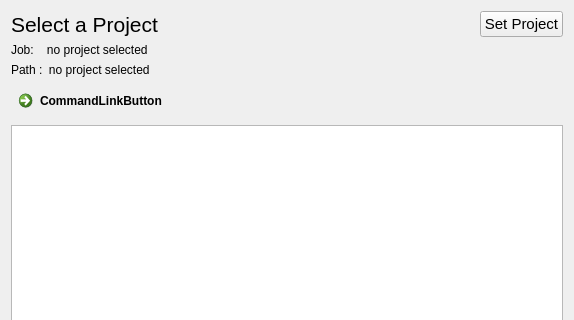
This is projectview.ui in scmacoll/USDbrowserdrafts as Qt 5 draws it before an edit; both pictures show x 0 to 574 and y 0 to 320 of the 574 by 650 pixel window. The edited form follows.
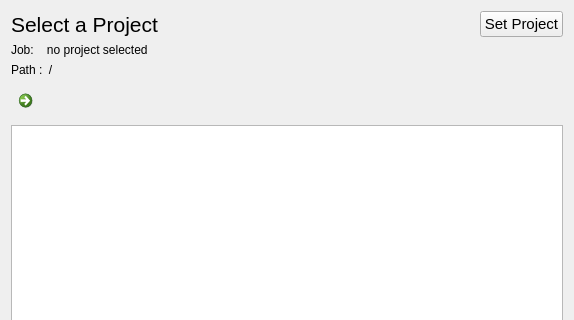
This is the edited form. Icons and pictures are not drawn.

Commit message: back button created, PATH file needs editing when using back button

The edit to the form file:
```diff
--- a/projectview.ui
+++ b/projectview.ui
@@ -37,8 +37,27 @@
        </item>
       </layout>
      </item>
-     <item row="5" column="0">
-      <layout class="QHBoxLayout" name="horizontalLayout_2"/>
+     <item row="2" column="0">
+      <widget class="QLabel" name="jobpath">
+       <property name="text">
+        <string>Job:    no project selected</string>
+       </property>
+      </widget>
+     </item>
+     <item row="4" column="0">
+      <layout class="QHBoxLayout" name="horizontalLayout_2">
+       <item>
+        <widget class="QCommandLinkButton" name="backbtn">
+         <property name="text">
+          <string/>
+         </property>
+         <property name="icon">
+          <iconset>
+           <normaloff>../../../../../../../Documents/3D/QtDesigner/icons/BUTTONS/back.svg</normaloff>../../../../../../../Documents/3D/QtDesigner/icons/BUTTONS/back.svg</iconset>
+         </property>
+        </widget>
+       </item>
+      </layout>
      </item>
      <item row="1" column="0">
       <layout class="QHBoxLayout" name="horizontalLayout">
@@ -93,23 +112,12 @@
      <item row="3" column="0">
       <widget class="QLabel" name="projpath">
        <property name="text">
-        <string>Path :  no project selected</string>
+        <string>Path :  /</string>
        </property>
       </widget>
      </item>
-     <item row="4" column="0">
-      <widget class="QCommandLinkButton" name="commandLinkButton">
-       <property name="text">
-        <string>CommandLinkButton</string>
-       </property>
-      </widget>
-     </item>
-     <item row="2" column="0">
-      <widget class="QLabel" name="jobpath">
-       <property name="text">
-        <string>Job:    no project selected</string>
-       </property>
-      </widget>
+     <item row="5" column="0">
+      <layout class="QHBoxLayout" name="horizontalLayout_4"/>
      </item>
     </layout>
    </item>
```
Left out of the diff: 10 changed lines with no effect on the pictures. The commit also changes 3 other files.
